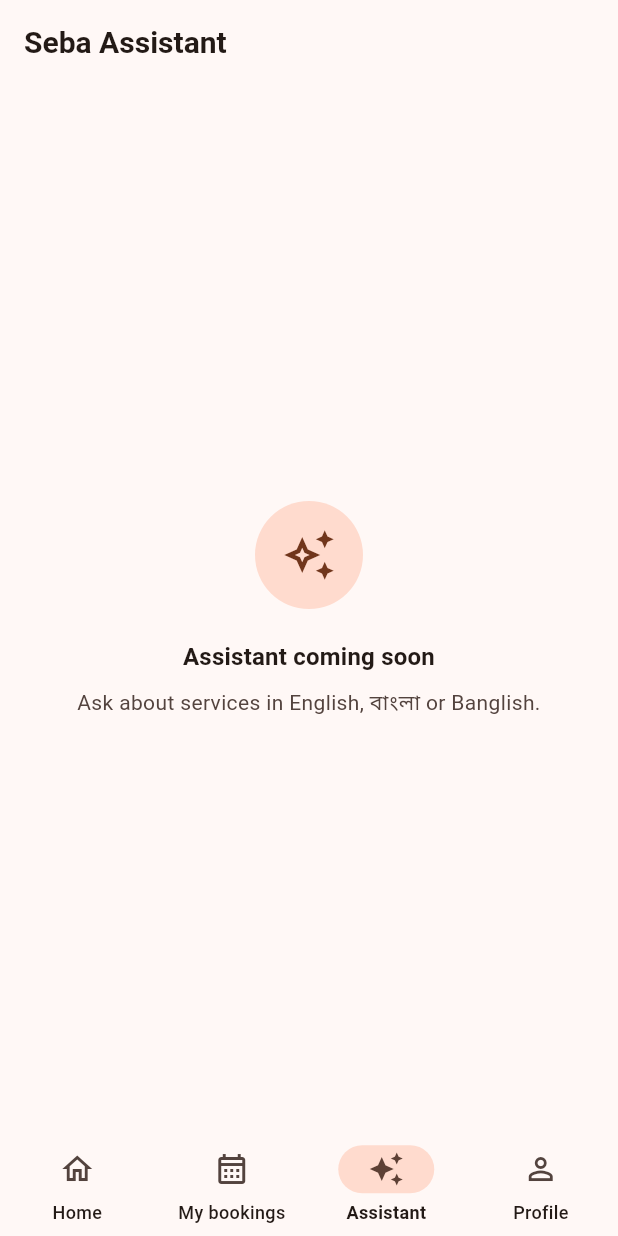
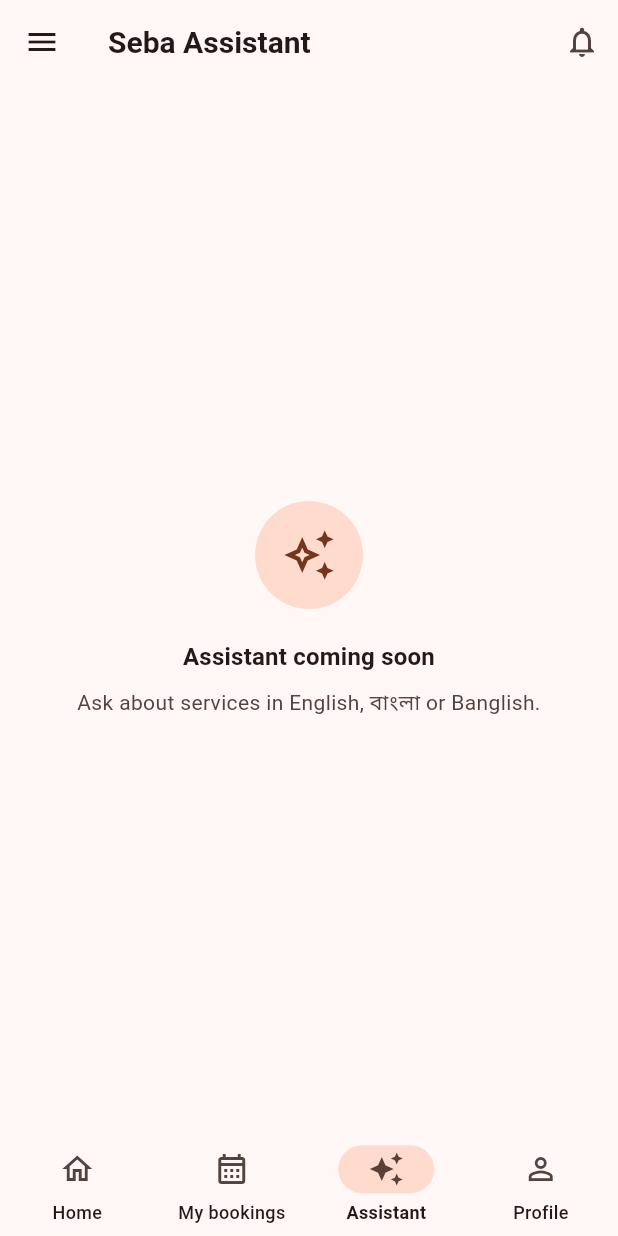
Before and after one commit to saad125862/service-booking-app, a Flutter app: the AssistantScreen screen opened by its route, on a phone screen of 412 x 824 dp. Run offline on Flutter 3.47's test engine with Material 3 defaults, Android fonts, the phone set to English and light mode, and no system bars; our stand-ins replace cached_network_image, dio, flutter_riverpod, flutter_secure_storage, go_router, shared_preferences; accounts and stored records are empty.

Commit message:
feat(shell): add the menu button and bell to the tab screens and a notifications route
Co-Authored-By: Claude Sonnet 5.5 <noreply@anthropic.com>

```diff
--- a/lib/features/assistant/presentation/assistant_screen.dart
+++ b/lib/features/assistant/presentation/assistant_screen.dart
@@ -1,6 +1,8 @@
 import 'package:flutter/material.dart';
 
 import '../../../core/widgets/state_views.dart';
+import '../../notifications/presentation/notification_bell.dart';
+import '../../shell/shell_scope.dart';
 
 /// Placeholder until the AI assistant chat is built.
 class AssistantScreen extends StatelessWidget {
@@ -9,7 +11,11 @@ class AssistantScreen extends StatelessWidget {
   @override
   Widget build(BuildContext context) {
     return Scaffold(
-      appBar: AppBar(title: const Text('Seba Assistant')),
+      appBar: AppBar(
+        title: const Text('Seba Assistant'),
+        leading: shellMenuLeading(context),
+        actions: const [NotificationBell()],
+      ),
       body: const EmptyView(
         icon: Icons.auto_awesome_outlined,
         title: 'Assistant coming soon',
--- a/lib/features/bookings/presentation/bookings_screen.dart
+++ b/lib/features/bookings/presentation/bookings_screen.dart
@@ -5,6 +5,8 @@ import 'package:go_router/go_router.dart';
 import '../../../core/network/api_exception.dart';
 import '../../../core/widgets/state_views.dart';
 import '../../booking/presentation/booking_providers.dart';
+import '../../notifications/presentation/notification_bell.dart';
+import '../../shell/shell_scope.dart';
 import '../../booking/presentation/widgets/booking_card.dart';
 
 /// My Bookings: upcoming and past appointments.
@@ -18,6 +20,8 @@ class BookingsScreen extends StatelessWidget {
       child: Scaffold(
         appBar: AppBar(
           title: const Text('My bookings'),
+          leading: shellMenuLeading(context),
+          actions: const [NotificationBell()],
           bottom: const TabBar(tabs: [Tab(text: 'Upcoming'), Tab(text: 'Past')]),
         ),
         body: const TabBarView(
--- a/lib/features/services/presentation/home_screen.dart
+++ b/lib/features/services/presentation/home_screen.dart
@@ -8,6 +8,8 @@ import '../../../core/network/api_exception.dart';
 import '../../../core/widgets/state_views.dart';
 import '../../auth/presentation/auth_controller.dart';
 import '../domain/service.dart';
+import '../../notifications/presentation/notification_bell.dart';
+import '../../shell/shell_scope.dart';
 import 'services_providers.dart';
 import 'widgets/category_chips.dart';
 import 'widgets/featured_service_card.dart';
@@ -154,6 +156,8 @@ class _HomeScreenState extends ConsumerState<HomeScreen> {
                 SliverAppBar(
                   floating: true,
                   toolbarHeight: 72,
+                  leading: shellMenuLeading(context),
+                  actions: const [NotificationBell(), SizedBox(width: 4)],
                   title: Column(
                     crossAxisAlignment: CrossAxisAlignment.start,
                     children: [
```
Also changed, not shown: lib/core/router/app_router.dart (+7 -2 lines), lib/features/profile/presentation/profile_screen.dart (+7 -1 lines).
